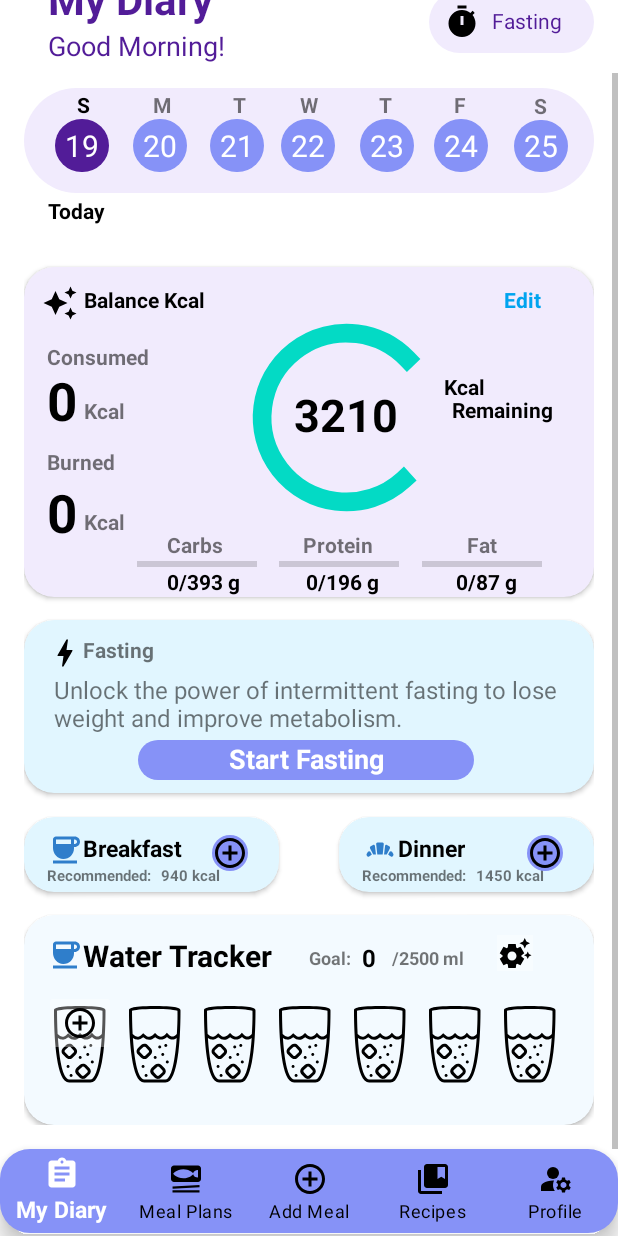
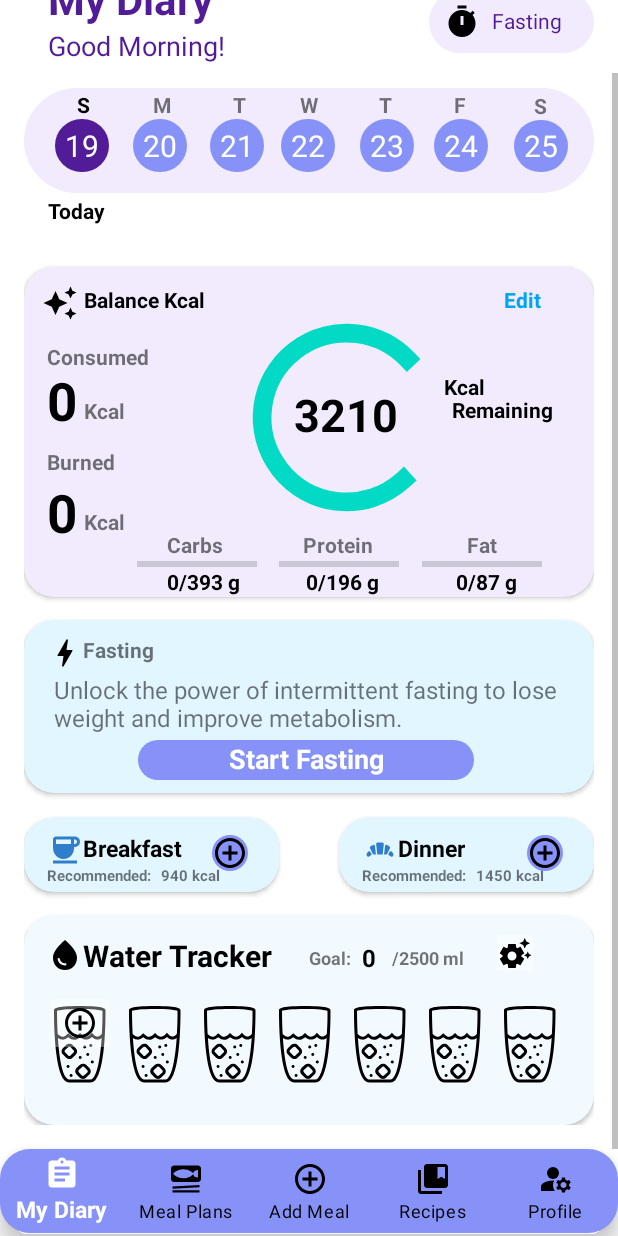
Before and after one commit to NoWaaLT/CountYourCalories, an Android app: the screen it shows after launch once a user with an empty profile is signed in (MenuActivity), scrolled down 52 dp, on a phone screen of 412 x 824 dp. Run offline under Robolectric (Android 15) with nearby library versions, the phone set to English and light mode, and no system bars; our stand-ins replace Firebase (no records; nobody signed in at launch, a user with empty details on screens opened directly); libraries missing offline, so code that uses them is left out: com.firebase.ui; 1 statement that could not run was skipped.

Commit message:
Update GUI

```diff
--- a/app/src/main/res/drawable/baseline_water_drop_24.xml
+++ b/app/src/main/res/drawable/baseline_water_drop_24.xml
@@ -1,4 +1,4 @@
-<vector xmlns:android="http://schemas.android.com/apk/res/android" android:height="24dp" android:tint="#2F7ECB" android:viewportHeight="24" android:viewportWidth="24" android:width="24dp">
+<vector xmlns:android="http://schemas.android.com/apk/res/android" android:height="24dp" android:tint="#000000" android:viewportHeight="24" android:viewportWidth="24" android:width="24dp">
 
     <path android:fillColor="@android:color/white" android:pathData="M12,2c-5.33,4.55 -8,8.48 -8,11.8c0,4.98 3.8,8.2 8,8.2s8,-3.22 8,-8.2C20,10.48 17.33,6.55 12,2zM7.83,14c0.37,0 0.67,0.26 0.74,0.62c0.41,2.22 2.28,2.98 3.64,2.87c0.43,-0.02 0.79,0.32 0.79,0.75c0,0.4 -0.32,0.73 -0.72,0.75c-2.13,0.13 -4.62,-1.09 -5.19,-4.12C7.01,14.42 7.37,14 7.83,14z"/>
 
--- a/app/src/main/res/layout/fragment_my_diary.xml
+++ b/app/src/main/res/layout/fragment_my_diary.xml
@@ -707,7 +707,7 @@
                 android:textColor="@color/black"
                 android:layout_marginLeft="15dp"
                 android:textStyle="bold"
-                android:drawableStart="@drawable/baseline_coffee_blue"
+                android:drawableStart="@drawable/baseline_water_drop_24"
                 android:textSize="20dp"/>
 
             <TextView
```
